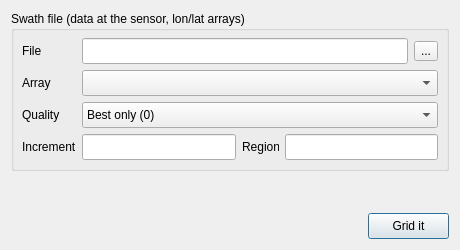
This is deps/ui/remotes_modisl2.ui in GenericMappingTools/InteractiveGMT as Qt 5 draws it before an edit. The edited form follows.
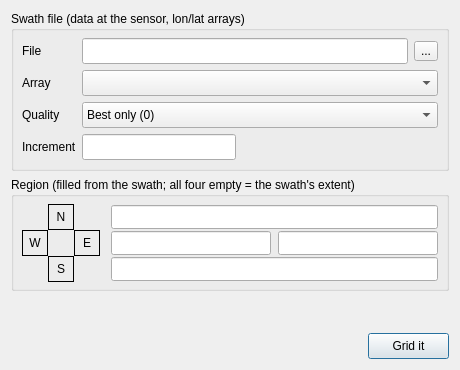
This is the edited form.

Commit message: feat: MODIS scenes Region tab, L2 tool, geography trim

Diff of the .ui file:
```diff
--- a/deps/ui/remotes_modisl2.ui
+++ b/deps/ui/remotes_modisl2.ui
@@ -7,7 +7,7 @@
     <x>0</x>
     <y>0</y>
     <width>460</width>
-    <height>250</height>
+    <height>370</height>
    </rect>
   </property>
   <property name="windowTitle">
@@ -157,42 +157,157 @@
      </rect>
     </property>
     <property name="toolTip">
-     <string>Grid spacing in degrees. Empty = estimated from the swath's own spacing.</string>
-    </property>
-   </widget>
-   <widget class="QLabel" name="lbl_region">
-    <property name="geometry">
-     <rect>
-      <x>231</x>
-      <y>123</y>
-      <width>37</width>
-      <height>26</height>
-     </rect>
-    </property>
-    <property name="text">
-     <string>Region</string>
-    </property>
-   </widget>
-   <widget class="QLineEdit" name="p_region">
-    <property name="geometry">
-     <rect>
-      <x>274</x>
-      <y>123</y>
-      <width>153</width>
-      <height>26</height>
-     </rect>
-    </property>
-    <property name="toolTip">
-     <string>W/E/S/N. Empty = the swath's extent.</string>
+     <string>Grid spacing in degrees, the same for x and y. 0.02 when a file is chosen. Empty = estimated from the swath's own spacing.</string>
     </property>
    </widget>
   </widget>
-  <widget class="QLabel" name="lbl_status">
+  <widget class="QGroupBox" name="gb_region">
    <property name="geometry">
     <rect>
      <x>11</x>
      <y>177</y>
      <width>438</width>
+     <height>114</height>
+    </rect>
+   </property>
+   <property name="title">
+    <string>Region (filled from the swath; all four empty = the swath's extent)</string>
+   </property>
+   <widget class="QLabel" name="lbl_rg_n">
+    <property name="geometry">
+     <rect>
+      <x>37</x>
+      <y>27</y>
+      <width>26</width>
+      <height>26</height>
+     </rect>
+    </property>
+    <property name="frameShape">
+     <enum>QFrame::Shape::Box</enum>
+    </property>
+    <property name="text">
+     <string>N</string>
+    </property>
+    <property name="alignment">
+     <set>Qt::AlignmentFlag::AlignCenter</set>
+    </property>
+   </widget>
+   <widget class="QLabel" name="lbl_rg_w">
+    <property name="geometry">
+     <rect>
+      <x>11</x>
+      <y>53</y>
+      <width>26</width>
+      <height>26</height>
+     </rect>
+    </property>
+    <property name="frameShape">
+     <enum>QFrame::Shape::Box</enum>
+    </property>
+    <property name="text">
+     <string>W</string>
+    </property>
+    <property name="alignment">
+     <set>Qt::AlignmentFlag::AlignCenter</set>
+    </property>
+   </widget>
+   <widget class="QLabel" name="lbl_rg_e">
+    <property name="geometry">
+     <rect>
+      <x>63</x>
+      <y>53</y>
+      <width>26</width>
+      <height>26</height>
+     </rect>
+    </property>
+    <property name="frameShape">
+     <enum>QFrame::Shape::Box</enum>
+    </property>
+    <property name="text">
+     <string>E</string>
+    </property>
+    <property name="alignment">
+     <set>Qt::AlignmentFlag::AlignCenter</set>
+    </property>
+   </widget>
+   <widget class="QLabel" name="lbl_rg_s">
+    <property name="geometry">
+     <rect>
+      <x>37</x>
+      <y>79</y>
+      <width>26</width>
+      <height>26</height>
+     </rect>
+    </property>
+    <property name="frameShape">
+     <enum>QFrame::Shape::Box</enum>
+    </property>
+    <property name="text">
+     <string>S</string>
+    </property>
+    <property name="alignment">
+     <set>Qt::AlignmentFlag::AlignCenter</set>
+    </property>
+   </widget>
+   <widget class="QLineEdit" name="p_rg_n">
+    <property name="geometry">
+     <rect>
+      <x>100</x>
+      <y>28</y>
+      <width>327</width>
+      <height>24</height>
+     </rect>
+    </property>
+    <property name="alignment">
+     <set>Qt::AlignmentFlag::AlignCenter</set>
+    </property>
+   </widget>
+   <widget class="QLineEdit" name="p_rg_w">
+    <property name="geometry">
+     <rect>
+      <x>100</x>
+      <y>54</y>
+      <width>160</width>
+      <height>24</height>
+     </rect>
+    </property>
+    <property name="alignment">
+     <set>Qt::AlignmentFlag::AlignCenter</set>
+    </property>
+   </widget>
+   <widget class="QLineEdit" name="p_rg_e">
+    <property name="geometry">
+     <rect>
+      <x>267</x>
+      <y>54</y>
+      <width>160</width>
+      <height>24</height>
+     </rect>
+    </property>
+    <property name="alignment">
+     <set>Qt::AlignmentFlag::AlignCenter</set>
+    </property>
+   </widget>
+   <widget class="QLineEdit" name="p_rg_s">
+    <property name="geometry">
+     <rect>
+      <x>100</x>
+      <y>80</y>
+      <width>327</width>
+      <height>24</height>
+     </rect>
+    </property>
+    <property name="alignment">
+     <set>Qt::AlignmentFlag::AlignCenter</set>
+    </property>
+   </widget>
+  </widget>
+  <widget class="QLabel" name="lbl_status">
+   <property name="geometry">
+    <rect>
+     <x>11</x>
+     <y>297</y>
+     <width>438</width>
      <height>30</height>
     </rect>
    </property>
@@ -207,7 +322,7 @@
    <property name="geometry">
     <rect>
      <x>368</x>
-     <y>213</y>
+     <y>333</y>
      <width>81</width>
      <height>26</height>
     </rect>
```
The commit also changes 17 other files.
